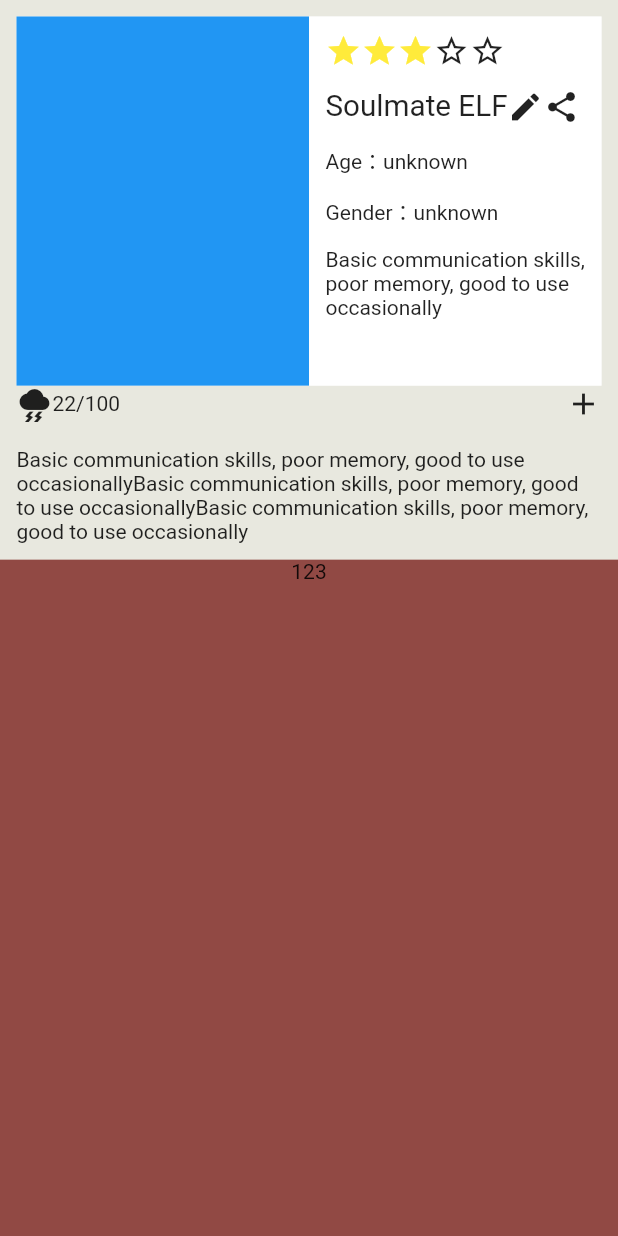
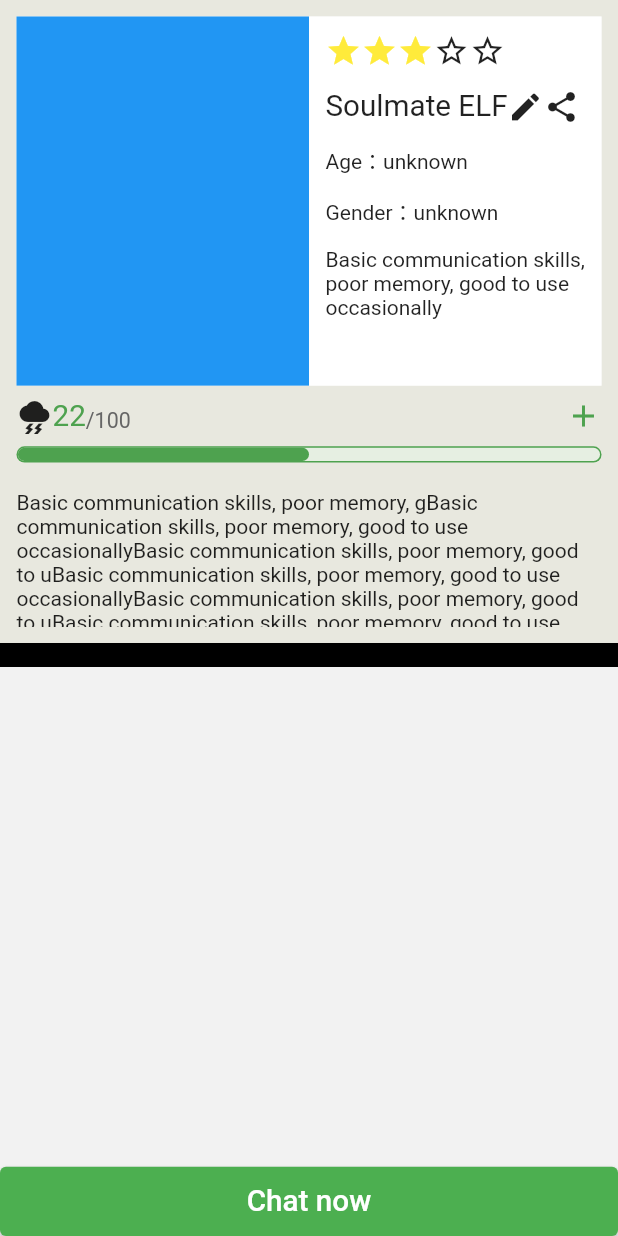
Before and after one commit to soulmateelf/flutter_soulmateelf, a Flutter app: the HomePage widget shown alone on an empty page, opened directly, on a phone screen of 412 x 824 dp. Run offline on Flutter 3.47's test engine with Material 2 defaults, Android fonts, the light colour scheme and no system bars; drawn by our look-alikes of percent_indicator, pull_to_refresh; our stand-ins replace connectivity_plus, dio, flutter_bloc, flutter_easyloading, flutter_keyboard_visibility, flutter_screenutil and 6 more; missing offline and left inert: flutter_form_bloc, form_bloc; accounts and stored records are empty; statements that could not run were skipped.

Commit message:
'主页添加进度条'

```diff
--- a/lib/views/main/home/view.dart
+++ b/lib/views/main/home/view.dart
@@ -1,7 +1,7 @@
 /*
  * @Date: 2023-04-10 09:35:33
  * @LastEditors: Wws wuwensheng@donganyun.com
- * @LastEditTime: 2023-04-11 19:58:57
+ * @LastEditTime: 2023-04-12 10:58:43
  * @FilePath: \soulmate\lib\views\main\home\view.dart
  */
 ////////////////////////
@@ -15,6 +15,8 @@ import 'package:flutter/material.dart';
 import 'package:flutter_screenutil/flutter_screenutil.dart';
 import 'package:flutter_soulmateelf/widgets/library/projectLibrary.dart';
 import 'package:get/get.dart';
+import 'package:percent_indicator/circular_percent_indicator.dart';
+import 'package:percent_indicator/linear_percent_indicator.dart';
 
 import 'logic.dart';
 
@@ -30,12 +32,11 @@ class HomePage extends StatelessWidget {
           child: Container(
               width: double.infinity,
               height: double.infinity,
-              color: Color.fromARGB(255, 145, 73, 68),
               child: Column(
                 children: [
                   Container(
-                    padding: EdgeInsets.all(20.w),
-                    color:Color.fromRGBO(232, 232, 223, 1) ,
+                    padding: EdgeInsets.fromLTRB(20.w, 20.w, 20.w, 0),
+                    color: Color.fromRGBO(232, 232, 223, 1),
                     child: Column(
                       crossAxisAlignment: CrossAxisAlignment.start,
                       mainAxisAlignment: MainAxisAlignment.start,
@@ -87,8 +88,8 @@ class HomePage extends StatelessWidget {
                                               fontSize: 36.sp,
                                             ),
                                           ),
-                                          Icon(Icons.edit),
-                                          Icon(Icons.share)
+                                          const Icon(Icons.edit),
+                                          const Icon(Icons.share)
                                         ],
                                       ),
                                     ),
@@ -98,11 +99,11 @@ class HomePage extends StatelessWidget {
                                     ),
                                     Padding(
                                       padding: EdgeInsets.only(top: 24.w),
-                                      child: Text("Gender：unknown"),
+                                      child: const Text("Gender：unknown"),
                                     ),
                                     Padding(
                                       padding: EdgeInsets.only(top: 24.w),
-                                      child: Text(
+                                      child: const Text(
                                           "Basic communication skills, poor memory, good to use occasionally"),
                                     ),
                                   ],
@@ -111,28 +112,92 @@ class HomePage extends StatelessWidget {
                             ],
                           ),
                         ),
-                        Row(
+                        Padding(
+                          padding: EdgeInsets.only(top: 15.w),
+                          child: Row(
                             mainAxisAlignment: MainAxisAlignment.spaceBetween,
                             children: [
                               Row(
+                                crossAxisAlignment: CrossAxisAlignment.end,
                                 children: [
                                   Icon(Icons.thunderstorm),
-                                Text("22"),
-                                Text('/100'),
+                                  Text(
+                                    "22",
+                                    style: TextStyle(
+                                        fontSize: 36.sp,
+                                        color: Color.fromRGBO(78, 162, 79, 1)),
+                                  ),
+                                  Text(
+                                    '/100',
+                                    style: TextStyle(
+                                        fontSize: 26.sp,
+                                        color:
+                                            Color.fromRGBO(102, 102, 102, 100)),
+                                  ),
                                 ],
                               ),
-                            Icon(Icons.add)
-                          ],
-                        ),
-                        Padding(
-                          padding: EdgeInsets.only(top: 31.w),
-                          child: Text(
-                              "Basic communication skills, poor memory, good to use occasionallyBasic communication skills, poor memory, good to use occasionallyBasic communication skills, poor memory, good to use occasionally"),
+                              const Icon(
+                                Icons.add,
+                                color: Color.fromRGBO(78, 162, 79, 1),
                               )
                             ],
                           ),
                         ),
-                  Text("123")
+                        Container(
+                          margin: EdgeInsets.only(top: 15.w),
+                          padding: const EdgeInsets.all(1),
+                          decoration: BoxDecoration(
+                              borderRadius: BorderRadius.circular(16.w),
+                              color: const Color.fromRGBO(78, 162, 79, 1)),
+                          child: LinearPercentIndicator(
+                            percent: 0.5,
+                            padding: EdgeInsets.zero,
+                            progressColor: const Color.fromRGBO(78, 162, 79, 1),
+                            lineHeight: 16.w,
+                            barRadius: Radius.circular(15.w),
+                            backgroundColor:
+                                const Color.fromRGBO(230, 239, 226, 1),
+                          ),
+                        ),
+                        Container(
+                            margin: EdgeInsets.only(top: 34.w),
+                            padding: EdgeInsets.only(bottom: 20.w),
+                            height: 185.w,
+                            child: const SingleChildScrollView(
+                              child: Text(
+                                  "Basic communication skills, poor memory, gBasic communication skills, poor memory, good to use occasionallyBasic communication skills, poor memory, good to uBasic communication skills, poor memory, good to use occasionallyBasic communication skills, poor memory, good to uBasic communication skills, poor memory, good to use occasionallyBasic communication skills, poor memory, good to uood to use occasionallyBasic communication skills, poor memory, good to use occasionallyBasic communication skills, poor memory, good to use occasionally"),
+                            ))
+                      ],
+                    ),
+                  ),
+                  Expanded(
+                      child: Stack(
+                    children: [
+                      Container(
+                        child: Text("123123"),
+                        width: double.infinity,
+                        color: Colors.black,
+                      ),
+                      Positioned(
+                        bottom: 0,
+                        left: 0,
+                        right: 0,
+                        child: Container(
+                          height: 84.w,
+                          child: ElevatedButton(
+                            style: ButtonStyle(
+
+                            ),
+                            child: Text(
+                              'Chat now',
+                              style: TextStyle(fontSize: 36.sp),
+                            ),
+                            onPressed: () {},
+                          ),
+                        ),
+                      )
+                    ],
+                  ))
                 ],
               )));
     });
```
Lines whose indentation alone changed are shown as unchanged.
